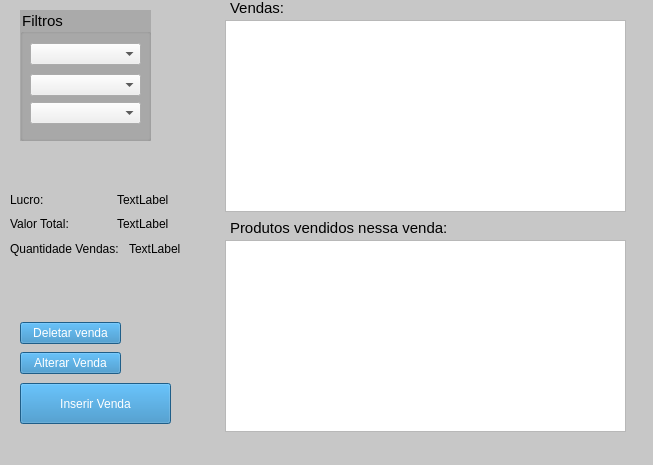
Qt form vendas.ui (GabR36/QEstoqueLoja) before a commit.
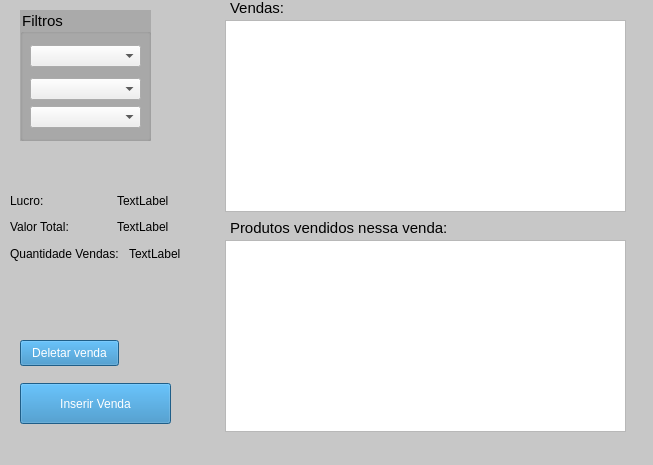
The same form after that commit.

Commit message: tirar o botao alterar venda.

```diff
--- a/vendas.ui
+++ b/vendas.ui
@@ -92,7 +92,7 @@
      <x>10</x>
      <y>190</y>
      <width>208</width>
-     <height>68</height>
+     <height>74</height>
     </rect>
    </property>
    <layout class="QVBoxLayout" name="verticalLayout_3">
@@ -204,7 +204,7 @@
       <x>10</x>
       <y>30</y>
       <width>111</width>
-      <height>88</height>
+      <height>94</height>
      </rect>
     </property>
     <layout class="QVBoxLayout" name="verticalLayout_2">
@@ -237,31 +237,18 @@
     <string>Inserir Venda</string>
    </property>
   </widget>
-  <widget class="QWidget" name="">
+  <widget class="QPushButton" name="Btn_DeletarVenda">
    <property name="geometry">
     <rect>
      <x>20</x>
-     <y>320</y>
-     <width>101</width>
-     <height>56</height>
+     <y>340</y>
+     <width>99</width>
+     <height>26</height>
     </rect>
    </property>
-   <layout class="QVBoxLayout" name="verticalLayout_4">
-    <item>
-     <widget class="QPushButton" name="Btn_DeletarVenda">
-      <property name="text">
-       <string>Deletar venda</string>
-      </property>
-     </widget>
-    </item>
-    <item>
-     <widget class="QPushButton" name="Btn_AlterarVenda">
-      <property name="text">
-       <string>Alterar Venda</string>
-      </property>
-     </widget>
-    </item>
-   </layout>
+   <property name="text">
+    <string>Deletar venda</string>
+   </property>
   </widget>
  </widget>
  <resources/>
```
The commit also changes 1 other file.
